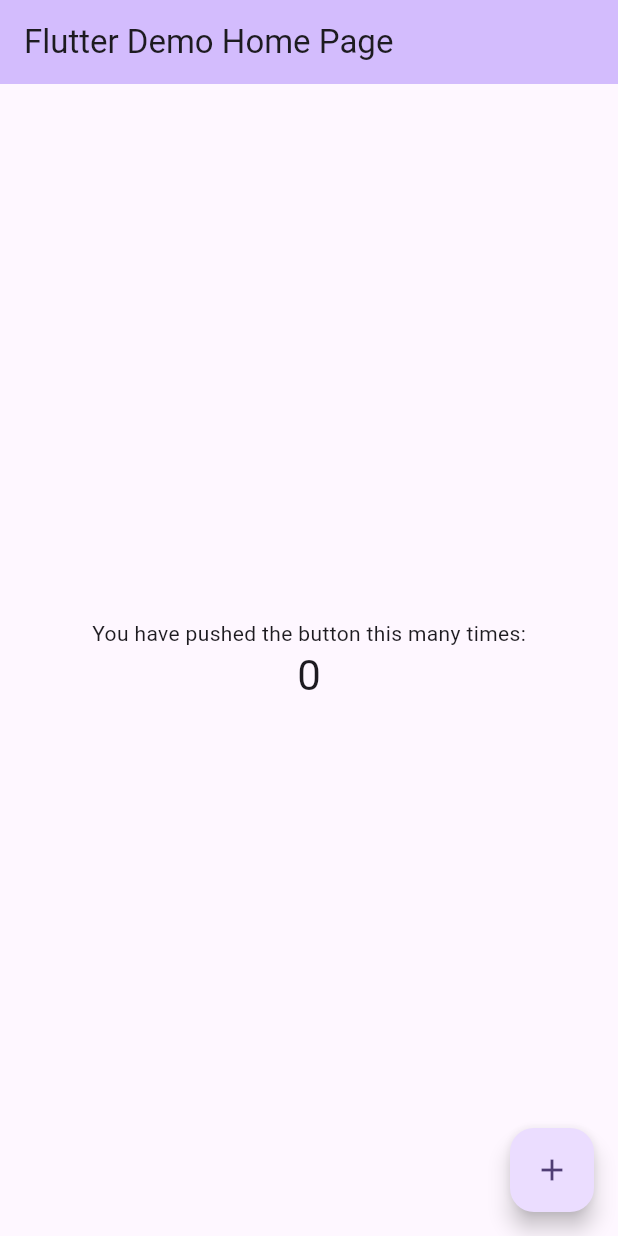
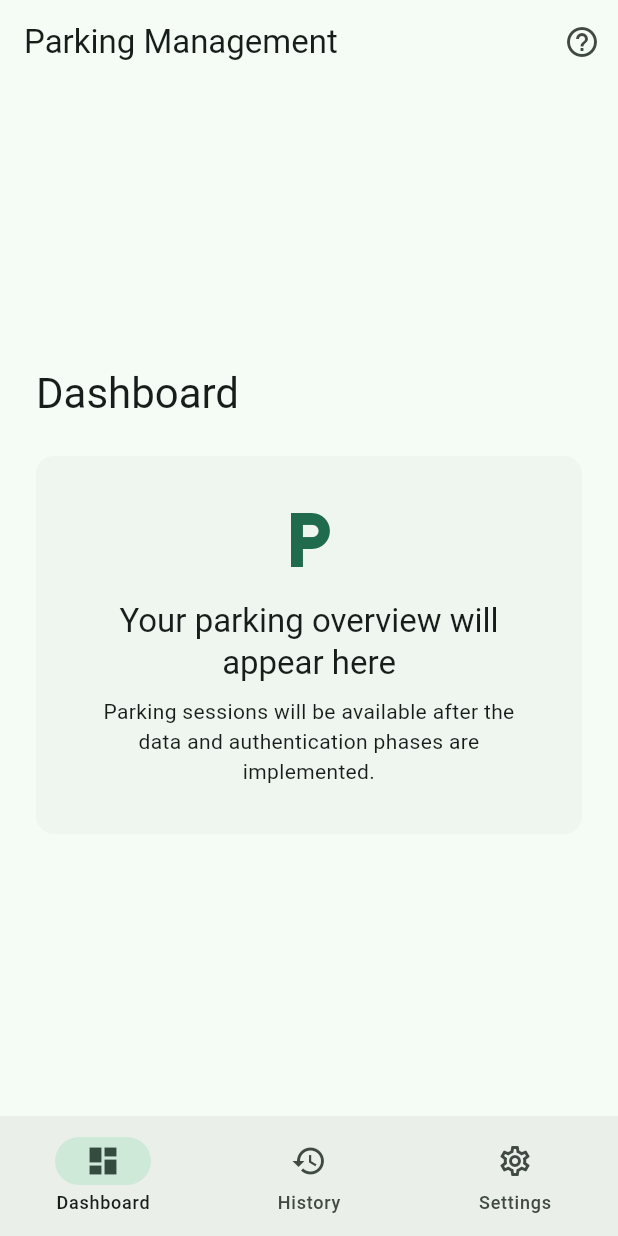
Before and after one commit to reehan123123/Parking, a Flutter app: the screen it shows after launch, on a phone screen of 412 x 824 dp. Run offline on Flutter 3.47's test engine with Material 3 defaults, Android fonts, the phone set to English and light mode, and no system bars.

Commit message:
Implement responsive PWA foundation
Co-authored-by: Copilot <223556219+Copilot@users.noreply.github.com>

```diff
--- /dev/null
+++ b/lib/app.dart
@@ -0,0 +1,160 @@
+import 'package:flutter/material.dart';
+
+import 'features/dashboard/presentation/dashboard_page.dart';
+import 'features/history/presentation/history_page.dart';
+import 'features/settings/presentation/settings_page.dart';
+
+class ParkingManagementApp extends StatelessWidget {
+  const ParkingManagementApp({super.key});
+
+  static const _primaryColor = Color(0xFF176B4D);
+
+  @override
+  Widget build(BuildContext context) {
+    final colorScheme = ColorScheme.fromSeed(
+      seedColor: _primaryColor,
+      brightness: Brightness.light,
+    );
+
+    return MaterialApp(
+      title: 'Parking Management',
+      debugShowCheckedModeBanner: false,
+      theme: ThemeData(
+        colorScheme: colorScheme,
+        useMaterial3: true,
+        scaffoldBackgroundColor: colorScheme.surface,
+        inputDecorationTheme: const InputDecorationTheme(
+          border: OutlineInputBorder(),
+        ),
+        cardTheme: CardThemeData(
+          elevation: 0,
+          color: colorScheme.surfaceContainerLow,
+          margin: EdgeInsets.zero,
+        ),
+      ),
+      initialRoute: '/',
+      routes: {
+        '/': (_) => const AppShell(initialIndex: 0),
+        '/dashboard': (_) => const AppShell(initialIndex: 0),
+        '/history': (_) => const AppShell(initialIndex: 1),
+        '/settings': (_) => const AppShell(initialIndex: 2),
+      },
+    );
+  }
+}
+
+class AppShell extends StatefulWidget {
+  const AppShell({required this.initialIndex, super.key});
+
+  final int initialIndex;
+
+  @override
+  State<AppShell> createState() => _AppShellState();
+}
+
+class _AppShellState extends State<AppShell> {
+  late final int _selectedIndex = widget.initialIndex;
+
+  static const _destinations = [
+    _AppDestination(
+      label: 'Dashboard',
+      icon: Icons.dashboard_outlined,
+      selectedIcon: Icons.dashboard,
+      route: '/dashboard',
+    ),
+    _AppDestination(
+      label: 'History',
+      icon: Icons.history_outlined,
+      selectedIcon: Icons.history,
+      route: '/history',
+    ),
+    _AppDestination(
+      label: 'Settings',
+      icon: Icons.settings_outlined,
+      selectedIcon: Icons.settings,
+      route: '/settings',
+    ),
+  ];
+
+  static const _pages = [DashboardPage(), HistoryPage(), SettingsPage()];
+
+  void _selectDestination(int index) {
+    if (index == _selectedIndex) {
+      return;
+    }
+
+    Navigator.of(context).pushReplacementNamed(_destinations[index].route);
+  }
+
+  @override
+  Widget build(BuildContext context) {
+    return LayoutBuilder(
+      builder: (context, constraints) {
+        final isWide = constraints.maxWidth >= 700;
+        final content = IndexedStack(index: _selectedIndex, children: _pages);
+
+        return Scaffold(
+          appBar: AppBar(
+            title: const Text('Parking Management'),
+            actions: [
+              IconButton(
+                onPressed: () {},
+                tooltip: 'Help',
+                icon: const Icon(Icons.help_outline),
+              ),
+            ],
+          ),
+          body: isWide
+              ? Row(
+                  children: [
+                    NavigationRail(
+                      selectedIndex: _selectedIndex,
+                      onDestinationSelected: _selectDestination,
+                      labelType: NavigationRailLabelType.all,
+                      destinations: [
+                        for (final destination in _destinations)
+                          NavigationRailDestination(
+                            icon: Icon(destination.icon),
+                            selectedIcon: Icon(destination.selectedIcon),
+                            label: Text(destination.label),
+                          ),
+                      ],
+                    ),
+                    const VerticalDivider(width: 1),
+                    Expanded(child: content),
+                  ],
+                )
+              : content,
+          bottomNavigationBar: isWide
+              ? null
+              : NavigationBar(
+                  selectedIndex: _selectedIndex,
+                  onDestinationSelected: _selectDestination,
+                  destinations: [
+                    for (final destination in _destinations)
+                      NavigationDestination(
+                        icon: Icon(destination.icon),
+                        selectedIcon: Icon(destination.selectedIcon),
+                        label: destination.label,
+                      ),
+                  ],
+                ),
+        );
+      },
+    );
+  }
+}
+
+class _AppDestination {
+  const _AppDestination({
+    required this.label,
+    required this.icon,
+    required this.selectedIcon,
+    required this.route,
+  });
+
+  final String label;
+  final IconData icon;
+  final IconData selectedIcon;
+  final String route;
+}
--- /dev/null
+++ b/lib/features/dashboard/presentation/dashboard_page.dart
@@ -0,0 +1,46 @@
+import 'package:flutter/material.dart';
+
+import '../../../shared/widgets/empty_state_view.dart';
+
+class DashboardPage extends StatelessWidget {
+  const DashboardPage({super.key});
+
+  @override
+  Widget build(BuildContext context) {
+    return const _PageContent(
+      title: 'Dashboard',
+      child: EmptyStateView(
+        icon: Icons.local_parking_outlined,
+        title: 'Your parking overview will appear here',
+        message: 'Parking sessions will be available after the data and authentication phases are implemented.',
+      ),
+    );
+  }
+}
+
+class _PageContent extends StatelessWidget {
+  const _PageContent({required this.title, required this.child});
+
+  final String title;
+  final Widget child;
+
+  @override
+  Widget build(BuildContext context) {
+    return Center(
+      child: ConstrainedBox(
+        constraints: const BoxConstraints(maxWidth: 960),
+        child: SingleChildScrollView(
+          padding: const EdgeInsets.all(24),
+          child: Column(
+            crossAxisAlignment: CrossAxisAlignment.start,
+            children: [
+              Text(title, style: Theme.of(context).textTheme.headlineMedium),
+              const SizedBox(height: 24),
+              SizedBox(width: double.infinity, child: child),
+            ],
+          ),
+        ),
+      ),
+    );
+  }
+}
--- a/lib/main.dart
+++ b/lib/main.dart
@@ -1,122 +1,7 @@
 import 'package:flutter/material.dart';
 
+import 'app.dart';
+
 void main() {
-  runApp(const MyApp());
+  runApp(const ParkingManagementApp());
 }
-
-class MyApp extends StatelessWidget {
-  const MyApp({super.key});
-
-  // This widget is the root of your application.
-  @override
-  Widget build(BuildContext context) {
-    return MaterialApp(
-      title: 'Flutter Demo',
-      theme: ThemeData(
-        // This is the theme of your application.
-        //
-        // TRY THIS: Try running your application with "flutter run". You'll see
-        // the application has a purple toolbar. Then, without quitting the app,
-        // try changing the seedColor in the colorScheme below to Colors.green
-        // and then invoke "hot reload" (save your changes or press the "hot
-        // reload" button in a Flutter-supported IDE, or press "r" if you used
-        // the command line to start the app).
-        //
-        // Notice that the counter didn't reset back to zero; the application
-        // state is not lost during the reload. To reset the state, use hot
-        // restart instead.
-        //
-        // This works for code too, not just values: Most code changes can be
-        // tested with just a hot reload.
-        colorScheme: .fromSeed(seedColor: Colors.deepPurple),
-      ),
-      home: const MyHomePage(title: 'Flutter Demo Home Page'),
-    );
-  }
-}
-
-class MyHomePage extends StatefulWidget {
-  const MyHomePage({super.key, required this.title});
-
-  // This widget is the home page of your application. It is stateful, meaning
-  // that it has a State object (defined below) that contains fields that affect
-  // how it looks.
-
-  // This class is the configuration for the state. It holds the values (in this
-  // case the title) provided by the parent (in this case the App widget) and
-  // used by the build method of the State. Fields in a Widget subclass are
-  // always marked "final".
-
-  final String title;
-
-  @override
-  State<MyHomePage> createState() => _MyHomePageState();
-}
-
-class _MyHomePageState extends State<MyHomePage> {
-  int _counter = 0;
-
-  void _incrementCounter() {
-    setState(() {
-      // This call to setState tells the Flutter framework that something has
-      // changed in this State, which causes it to rerun the build method below
-      // so that the display can reflect the updated values. If we changed
-      // _counter without calling setState(), then the build method would not be
-      // called again, and so nothing would appear to happen.
-      _counter++;
-    });
-  }
-
-  @override
-  Widget build(BuildContext context) {
-    // This method is rerun every time setState is called, for instance as done
-    // by the _incrementCounter method above.
-    //
-    // The Flutter framework has been optimized to make rerunning build methods
-    // fast, so that you can just rebuild anything that needs updating rather
-    // than having to individually change instances of widgets.
-    return Scaffold(
-      appBar: AppBar(
-        // TRY THIS: Try changing the color here to a specific color (to
-        // Colors.amber, perhaps?) and trigger a hot reload to see the AppBar
-        // change color while the other colors stay the same.
-        backgroundColor: Theme.of(context).colorScheme.inversePrimary,
-        // Here we take the value from the MyHomePage object that was created by
-        // the App.build method, and use it to set our appbar title.
-        title: Text(widget.title),
-      ),
-      body: Center(
-        // Center is a layout widget. It takes a single child and positions it
-        // in the middle of the parent.
-        child: Column(
-          // Column is also a layout widget. It takes a list of children and
-          // arranges them vertically. By default, it sizes itself to fit its
-          // children horizontally, and tries to be as tall as its parent.
-          //
-          // Column has various properties to control how it sizes itself and
-          // how it positions its children. Here we use mainAxisAlignment to
-          // center the children vertically; the main axis here is the vertical
-          // axis because Columns are vertical (the cross axis would be
-          // horizontal).
-          //
-          // TRY THIS: Invoke "debug painting" (choose the "Toggle Debug Paint"
-          // action in the IDE, or press "p" in the console), to see the
-          // wireframe for each widget.
-          mainAxisAlignment: .center,
-          children: [
-            const Text('You have pushed the button this many times:'),
-            Text(
-              '$_counter',
-              style: Theme.of(context).textTheme.headlineMedium,
-            ),
-          ],
-        ),
-      ),
-      floatingActionButton: FloatingActionButton(
-        onPressed: _incrementCounter,
-        tooltip: 'Increment',
-        child: const Icon(Icons.add),
-      ),
-    );
-  }
-}
--- /dev/null
+++ b/lib/shared/widgets/empty_state_view.dart
@@ -0,0 +1,39 @@
+import 'package:flutter/material.dart';
+
+class EmptyStateView extends StatelessWidget {
+  const EmptyStateView({
+    required this.title,
+    required this.message,
+    this.icon = Icons.inbox_outlined,
+    this.action,
+    super.key,
+  });
+
+  final String title;
+  final String message;
+  final IconData icon;
+  final Widget? action;
+
+  @override
+  Widget build(BuildContext context) {
+    return Card(
+      child: Padding(
+        padding: const EdgeInsets.all(32),
+        child: Column(
+          children: [
+            Icon(icon, size: 48, color: Theme.of(context).colorScheme.primary),
+            const SizedBox(height: 16),
+            Text(
+              title,
+              textAlign: TextAlign.center,
+              style: Theme.of(context).textTheme.titleLarge,
+            ),
+            const SizedBox(height: 8),
+            Text(message, textAlign: TextAlign.center),
+            if (action != null) ...[const SizedBox(height: 24), action!],
+          ],
+        ),
+      ),
+    );
+  }
+}
```
Also changed, not shown: lib/features/history/presentation/history_page.dart (added, +55 -0 lines), lib/features/settings/presentation/settings_page.dart (added, +46 -0 lines), lib/shared/widgets/error_state_view.dart (added, +42 -0 lines), lib/shared/widgets/loading_view.dart (added, +25 -0 lines), 4 other files.
